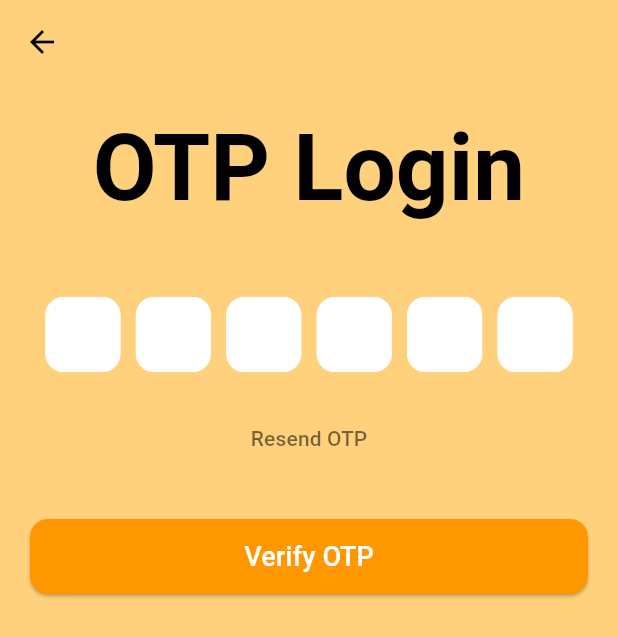
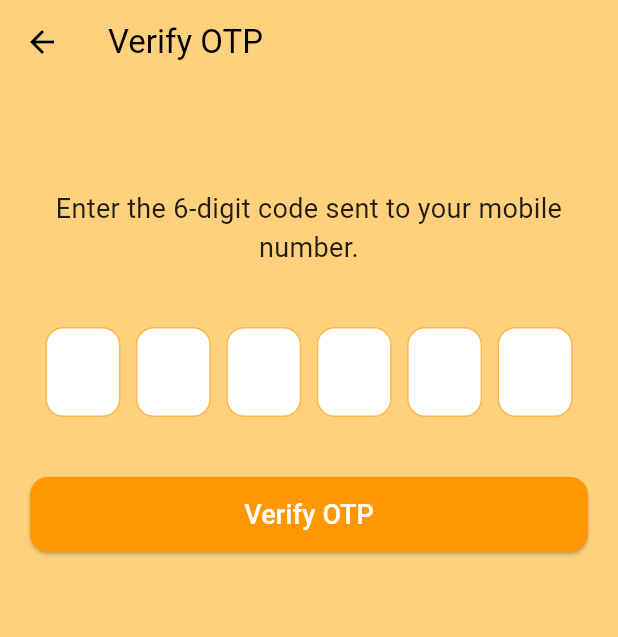
Before and after one commit to DAUDADA12/The-VeriFIRE, a Flutter app: the OTPPage screen opened directly with empty values, on a phone screen of 412 x 824 dp. Shown: the top 637 px of the screen. Run offline on Flutter 3.47's test engine with Material 3 defaults, Android fonts, the phone set to English and light mode, and no system bars; our stand-ins replace cloud_firestore, firebase_auth, firebase_core, shared_preferences; accounts and stored records are empty.

Commit message:
Update 1
Datapulling and displaying and storing

```diff
--- a/the_verifire/lib/otp_page.dart
+++ b/the_verifire/lib/otp_page.dart
@@ -1,10 +1,17 @@
 import 'package:flutter/material.dart';
 import 'package:firebase_auth/firebase_auth.dart';
+import 'user_home_page.dart';
+import 'user_storage.dart'; // local storage if needed
 
 class OTPPage extends StatefulWidget {
-  // 1. Accept verificationId
   final String verificationId;
-  const OTPPage({super.key, required this.verificationId});
+  final Map<String, dynamic> userData;
+
+  const OTPPage({
+    super.key,
+    required this.verificationId,
+    required this.userData,
+  });
 
   @override
   State<OTPPage> createState() => _OTPPageState();
@@ -27,9 +34,17 @@ class _OTPPageState extends State<OTPPage> {
 
   @override
   void dispose() {
-    for (var ctrl in _controllers) ctrl.dispose();
-    for (var node in _focusNodes) node.dispose();
+    for (var c in _controllers) c.dispose();
+    for (var f in _focusNodes) f.dispose();
     super.dispose();
+  }
+
+  void _onOtpChange(String value, int index) {
+    if (value.length == 1 && index < otpLength - 1) {
+      _focusNodes[index + 1].requestFocus();
+    } else if (value.isEmpty && index > 0) {
+      _focusNodes[index - 1].requestFocus();
+    }
   }
 
   Future<void> _verifyOTP() async {
@@ -45,28 +60,32 @@ class _OTPPageState extends State<OTPPage> {
     setState(() => loading = true);
 
     try {
-      // Create a PhoneAuthCredential with the verificationId and OTP
       PhoneAuthCredential credential = PhoneAuthProvider.credential(
-        verificationId: widget.verificationId, // Use the received verificationId
+        verificationId: widget.verificationId,
         smsCode: otp,
       );
 
-      // Sign the user in with the credential
       await FirebaseAuth.instance.signInWithCredential(credential);
 
       setState(() => loading = false);
 
+      // OPTIONAL — Save user locally
+      await UserStorage.saveUserData(widget.userData);
+
       ScaffoldMessenger.of(context).showSnackBar(
-        const SnackBar(content: Text("Login Successful!")),
+        const SnackBar(content: Text("Verification Successful!")),
       );
 
-      // Clear the navigation stack and go to the start (or a new home screen)
-      Navigator.of(context).popUntil((route) => route.isFirst);
-
+      Navigator.pushReplacement(
+        context,
+        MaterialPageRoute(
+          builder: (_) => UserHomePage(userData: widget.userData),
+        ),
+      );
     } on FirebaseAuthException catch (e) {
       setState(() => loading = false);
       ScaffoldMessenger.of(context).showSnackBar(
-        SnackBar(content: Text(e.message ?? "OTP verification failed.")),
+        SnackBar(content: Text(e.message ?? "Invalid OTP")),
       );
     } catch (e) {
       setState(() => loading = false);
@@ -76,115 +95,68 @@ class _OTPPageState extends State<OTPPage> {
     }
   }
 
+  Widget _buildOtpField(int index) {
+    return Container(
+      width: 50,
+      height: 60,
+      decoration: BoxDecoration(
+        color: Colors.white,
+        borderRadius: BorderRadius.circular(12),
+        border: Border.all(color: Colors.orange.shade300),
+      ),
+      child: TextField(
+        controller: _controllers[index],
+        focusNode: _focusNodes[index],
+        keyboardType: TextInputType.number,
+        textAlign: TextAlign.center,
+        maxLength: 1,
+        style: const TextStyle(
+          fontSize: 20,
+          fontWeight: FontWeight.bold,
+          color: Colors.black,
+        ),
+        decoration: const InputDecoration(
+          counterText: "",
+          border: InputBorder.none,
+        ),
+        onChanged: (value) => _onOtpChange(value, index),
+      ),
+    );
+  }
+
   @override
   Widget build(BuildContext context) {
-    double screenWidth = MediaQuery.of(context).size.width;
-
-    // REMOVED MaterialApp wrapper here
     return Scaffold(
       backgroundColor: const Color.fromARGB(255, 255, 209, 125),
       appBar: AppBar(
+        title: const Text("Verify OTP"),
         backgroundColor: const Color.fromARGB(255, 255, 209, 125),
         foregroundColor: Colors.black,
         elevation: 0,
-        leading: BackButton(
-          onPressed: () => Navigator.pop(context),
-        ),
       ),
       body: SafeArea(
         child: SingleChildScrollView(
-          reverse: true,
-          padding: const EdgeInsets.symmetric(horizontal: 20),
+          padding: const EdgeInsets.all(20),
           child: Column(
-            mainAxisAlignment: MainAxisAlignment.spaceBetween,
             children: [
-              // Top content
-              Column(
-                children: [
-                  const SizedBox(height: 20),
-                  RichText(
+              const SizedBox(height: 50),
+              const Text(
+                "Enter the 6-digit code sent to your mobile number.",
                 textAlign: TextAlign.center,
-                    text: TextSpan(
-                      text: 'OTP Login',
-                      style: TextStyle(
-                        color: Colors.black,
-                        fontSize: screenWidth * 0.15,
-                        fontWeight: FontWeight.bold,
+                style: TextStyle(fontSize: 18, color: Colors.black87),
               ),
-                    ),
-                  ),
-                  const SizedBox(height: 50),
+              const SizedBox(height: 40),
 
-                  // OTP boxes (rounded corners)
+              /// OTP FIELDS
               Row(
                 mainAxisAlignment: MainAxisAlignment.spaceEvenly,
-                    children: List.generate(otpLength, (index) {
-                      return SizedBox(
-                        width: 50,
-                        height: 50,
-                        child: TextField(
-                          controller: _controllers[index],
-                          focusNode: _focusNodes[index],
-                          textAlign: TextAlign.center,
-                          keyboardType: TextInputType.number,
-                          maxLength: 1,
-                          style: const TextStyle(
-                              fontSize: 24, fontWeight: FontWeight.bold),
-                          decoration: InputDecoration(
-                            counterText: "",
-                            filled: true,
-                            fillColor: Colors.white,
-                            border: OutlineInputBorder(
-                              borderRadius: BorderRadius.circular(12.0),
-                              borderSide: const BorderSide(color: Colors.white),
-                            ),
-                            enabledBorder: OutlineInputBorder(
-                              borderRadius: BorderRadius.circular(12.0),
-                              borderSide: const BorderSide(color: Colors.white),
-                            ),
-                            focusedBorder: OutlineInputBorder(
-                              borderRadius: BorderRadius.circular(12.0),
-                              borderSide: const BorderSide(
-                                  color: Colors.orange, width: 2),
-                            ),
-                          ),
-                          onChanged: (value) {
-                            if (value.isNotEmpty && index < otpLength - 1) {
-                              _focusNodes[index + 1].requestFocus();
-                            }
-                            if (value.isEmpty && index > 0) {
-                              _focusNodes[index - 1].requestFocus();
-                            }
-                          },
-                        ),
-                      );
-                    }),
+                children:
+                    List.generate(otpLength, (index) => _buildOtpField(index)),
               ),
 
-                  // Removed the redundant "Send OTP" button area
-                  const SizedBox(height: 20),
+              const SizedBox(height: 40),
 
-                  // Resend button (needs implementation for resending OTP)
-                  TextButton(
-                    onPressed: loading ? null : () {
-                      // TODO: Implement OTP resend logic here
-                      ScaffoldMessenger.of(context).showSnackBar(
-                        const SnackBar(content: Text("Resend OTP functionality not yet implemented.")),
-                      );
-                    },
-                    child: const Text(
-                      "Resend OTP",
-                      style: TextStyle(color: Colors.black54)
-                    )
-                  )
-
-                ],
-              ),
-
-              // Bottom verify button
-              Padding(
-                padding: const EdgeInsets.only(bottom: 20, top: 30),
-                child: SizedBox(
+              SizedBox(
                 width: double.infinity,
                 height: 50,
                 child: ElevatedButton(
@@ -192,7 +164,7 @@ class _OTPPageState extends State<OTPPage> {
                   style: ElevatedButton.styleFrom(
                     backgroundColor: Colors.orange,
                     shape: RoundedRectangleBorder(
-                        borderRadius: BorderRadius.circular(12.0), // rounded button
+                      borderRadius: BorderRadius.circular(12),
                     ),
                   ),
                   child: loading
@@ -203,7 +175,6 @@ class _OTPPageState extends State<OTPPage> {
                         ),
                 ),
               ),
-              ),
             ],
           ),
         ),
```
Also changed, not shown: the_verifire/lib/data_input.dart (+47 -57 lines), the_verifire/lib/login_system.dart (+38 -4 lines), the_verifire/lib/main.dart (+9 -7 lines), the_verifire/lib/user_home_page.dart (added, +112 -0 lines), the_verifire/lib/user_storage.dart (added, +29 -0 lines), the_verifire/pubspec.yaml (+10 -0 lines), the_verifire/pubspec.lock, 2 other files. Lines whose indentation alone changed are shown as unchanged.
